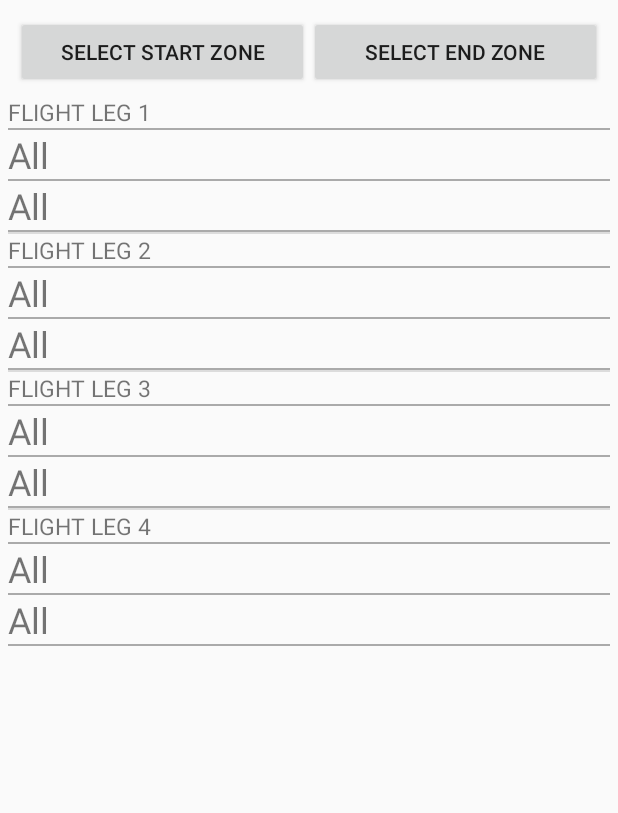
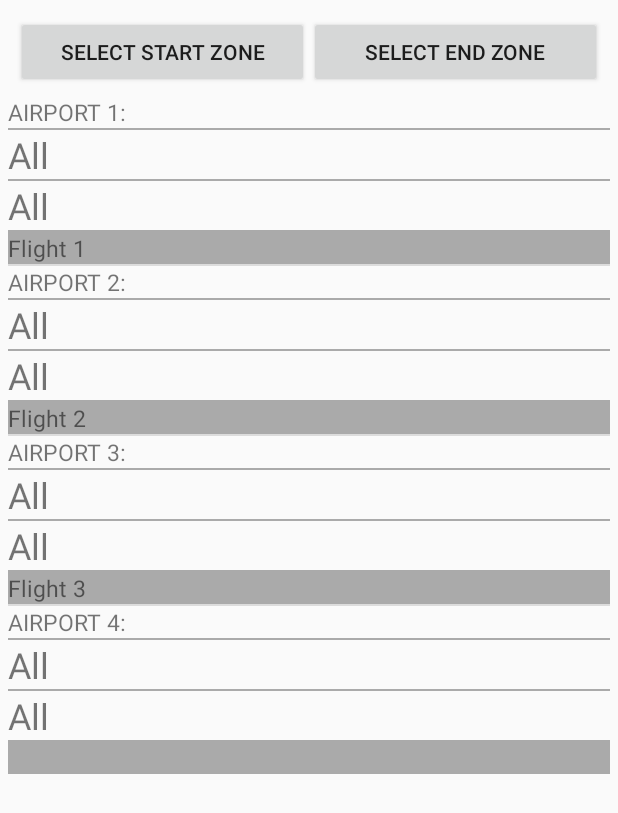
Before and after one commit to robsad/AwardRoutes2, an Android app: the screen it shows after launch (ScrollingActivity), on a phone screen of 412 x 824 dp. Shown: the top 813 px of the screen. Run offline under Robolectric (Android 15) with nearby library versions, the phone set to English and light mode, and no system bars.

Commit message:
reading airline function added

```diff
--- a/app/src/main/java/pl/robertsadlowski/awardroutes/app/data/rulesModule/IRulesModule.java
+++ b/app/src/main/java/pl/robertsadlowski/awardroutes/app/data/rulesModule/IRulesModule.java
@@ -2,6 +2,7 @@ package pl.robertsadlowski.awardroutes.app.data.rulesModule;
 
 import java.util.List;
 import java.util.Map;
+import java.util.Set;
 
 import pl.robertsadlowski.awardroutes.app.data.entities.Connection;
 import pl.robertsadlowski.awardroutes.app.data.Airports;
@@ -10,11 +11,12 @@ public interface IRulesModule {
 
 	Map<String, List<Connection>> getConnectionsByOrigin();
 	List<String> getZoneNameList();
-	List<String> getCountryNamesByZone(String zone);
+	Set<String> getAirportsByZone(String zone);
 	int getMilesNeeded(String originZone, String destZone);
 	String getAirportZone(String airport);
 	String getCountryZone(String countryCode);
 	Airports getAirports();
 	IZoneFilter getZoneFilterInstance();
     String getCountryNameZone(String country);
+	String getAirline(String originCity, String destCity);
 }
--- a/app/src/main/java/pl/robertsadlowski/awardroutes/app/data/rulesModule/RulesModuleFactory.java
+++ b/app/src/main/java/pl/robertsadlowski/awardroutes/app/data/rulesModule/RulesModuleFactory.java
@@ -23,6 +23,7 @@ public class RulesModuleFactory {
 	private List<String> zoneNameList = new ArrayList<>();
 	private Map<String, List<String>> countriesByZone = new HashMap<>();
 	private Map<String, List<Integer>> milesTable = new HashMap<>();
+	private Map<String,String> airlines = new HashMap<>();
 
 	public RulesModuleFactory (Resources resources) {
 		this.resources = resources;
@@ -31,13 +32,14 @@ public class RulesModuleFactory {
 	public IRulesModule getModule(String moduleName, Airports airports, Map<String, List<Connection>> connectionsByOrigin) {
 		initModule();
 		//if (moduleName.equals("MilesMore") {}
-		IRulesModule rulesModule = new RulesMilesMore(connectionsByOrigin, airports, zoneNameList, countriesByZone, milesTable);
+		IRulesModule rulesModule = new RulesMilesMore(connectionsByOrigin, airports, zoneNameList, countriesByZone, milesTable, airlines);
 		return rulesModule;
 	}
 
 	public void initModule(){
 			loadZonesFromFile();
 			loadTableFromFile();
+			loadAirlinesFromFile();
 			//System.out.println("miles table loaded: " + milesTable);
 		}
 
@@ -73,7 +75,18 @@ public class RulesModuleFactory {
 		}
 	}
 
-
+	public void loadAirlinesFromFile() {
+		InputStream inputStream = resources.openRawResource(R.raw.airlines);
+		String csvLine;
+		try (BufferedReader br = new BufferedReader(new InputStreamReader(inputStream))) {
+			while ((csvLine = br.readLine()) != null) {
+				String[] dataArray = csvLine.split(";");
+				airlines.put(dataArray[0], dataArray[1]);
+			}
+		} catch (IOException ex) {
+			throw new RuntimeException("Error in reading CSV file: " + ex);
+		}
+	}
 
 
 }
--- a/app/src/main/java/pl/robertsadlowski/awardroutes/app/gateaway/FormPossibles.java
+++ b/app/src/main/java/pl/robertsadlowski/awardroutes/app/gateaway/FormPossibles.java
@@ -1,9 +1,9 @@
 package pl.robertsadlowski.awardroutes.app.gateaway;
 
-		import java.util.ArrayList;
-		import java.util.List;
-		import java.util.Set;
-		import java.util.TreeSet;
+import java.util.ArrayList;
+import java.util.List;
+import java.util.Set;
+import java.util.TreeSet;
 
 public class FormPossibles {
 
@@ -11,6 +11,7 @@ public class FormPossibles {
 	private List<Set<String>> possiblePorts = new ArrayList<>();
 	private List<Set<String>> possibleCountries = new ArrayList<>();
 	private List<Set<String>> possibleZones = new ArrayList<>();
+	private List<String> airlinesList = new ArrayList<>();
 	private int mileageNeeded;
 	private String zoneStart;
 	private String zoneEnd;
@@ -68,6 +69,14 @@ public class FormPossibles {
 
 	public int getMileageNeeded() { return mileageNeeded;}
 
+	public void setAirlines(List<String> airlinesList) {
+		this.airlinesList = airlinesList;
+	}
+
+	public String getAirline(int i) {
+		return airlinesList.get(i);
+	}
+
 	public String toString() {
 		return possiblePorts.toString()
 				+ "\n" + possibleCountries.toString()
--- a/app/src/main/java/pl/robertsadlowski/awardroutes/app/logic/Container.java
+++ b/app/src/main/java/pl/robertsadlowski/awardroutes/app/logic/Container.java
@@ -11,7 +11,7 @@ import pl.robertsadlowski.awardroutes.app.data.rulesModule.IZoneFilter;
 import pl.robertsadlowski.awardroutes.app.gateaway.FormChoosen;
 import pl.robertsadlowski.awardroutes.app.gateaway.FormPossibles;
 
-public class Container  {
+public class Container {
 
 	static final String ALL = "All";
 	private List<RouteLine> routeLines = new ArrayList<>();
@@ -19,7 +19,7 @@ public class Container  {
 	private Airports airports;
 	private final int size;
 
-	public Container(int size, IRulesModule rulesModule){
+	public Container(int size, IRulesModule rulesModule) {
 		this.size = size;
 		this.rulesModule = rulesModule;
 		this.airports = rulesModule.getAirports();
@@ -30,34 +30,49 @@ public class Container  {
 	}
 
 	public FormPossibles calculateRoutes(FormChoosen formChoosen) {
-		routeLines.clear();
 		IZoneFilter zonefilter = rulesModule.getZoneFilterInstance();
 		List<Set<String>> zoneCalculated = zonefilter
 				.calculateZones(formChoosen);
-		System.out.println(zoneCalculated);
+		//System.out.println("zoneCalculated:" + zoneCalculated);
 		formChoosen.setZoneCalculation(zoneCalculated);
 		setRouteLines(formChoosen);
-		FormPossibles formPossibles = calculateRoutesIntersections();
+		FormPossibles formPossibles = calculateRoutesIntersections(isNothingChoosen(zoneCalculated));
 		int mileageNeeded = rulesModule.getMilesNeeded(
 				zonefilter.getStartZone(), zonefilter.getEndZone());
 		formPossibles.setMileageNeeded(mileageNeeded);
 		formPossibles.setZoneStart(zonefilter.getStartZone());
 		formPossibles.setZoneEnd(zonefilter.getEndZone());
+		formPossibles.setAirlines(getAirlines(formChoosen));
 		return formPossibles;
 	}
 
+	private boolean isNothingChoosen(List<Set<String>> zoneCalculated) {
+		boolean test = true;
+		for(Set<String> zone : zoneCalculated) {
+			if (!zone.contains(ALL)) test = false;
+		}
+		return test;
+	}
+
 	private void setRouteLines(FormChoosen formChoosen) {
+		routeLines.clear();
 		for (int i = 0; i < size; i++) {
 			routeLines.add(new RouteLine(size, i, formChoosen, rulesModule));
 		}
 	}
 
-	private FormPossibles calculateRoutesIntersections() {
+	private FormPossibles calculateRoutesIntersections(boolean nothingChoosen) {
 		FormPossibles formPossibles = new FormPossibles(size);
 		for (int i = 0; i < size; i++) {
-			Set<String> intersection = intersection(i);
+			Set<String> intersection;
+			if (nothingChoosen) {
+				intersection = airports.getAllAirportNames();
+			} else {
+				intersection = intersection(i);
+			}
 			formPossibles.setAirports(i, intersection);
 			Set<String> possibleCoutries = calculatePossibleCountry(intersection);
+			System.out.println("Inter: Leg nr " + i + " " + intersection);
 			formPossibles.setCountries(i, possibleCoutries);
 			formPossibles.setZones(i, calculatePossibleZones(possibleCoutries));
 		}
@@ -67,14 +82,7 @@ public class Container  {
 	private Set<String> calculatePossibleCountry(Set<String> possiblePorts) {
 		Set<String> possibleCountries = new TreeSet<String>();
 		for (String port : possiblePorts) {
-			if (port.equals(ALL)) {
-				possibleCountries.add(ALL);
-			} else {
-				possibleCountries.add(airports.getAirportsCountryName(port));
-			}
-		}
-		if (possibleCountries.isEmpty()) {
-			possibleCountries.add(ALL);
+			possibleCountries.add(airports.getAirportsCountryName(port));
 		}
 		return possibleCountries;
 	}
@@ -88,22 +96,36 @@ public class Container  {
 	}
 
 	private Set<String> intersection(int i) {
-		Set<String> intersection = new TreeSet<>();
+		Set<String> intersection = null;
 		for(int j=0 ; j < size; j++ ) {
 			RouteLine routeLine = routeLines.get(j);
-			Set<String> routeStop = routeLine.getRouteLineStop(i);
-			if (!routeStop.isEmpty()) {
-				if (intersection.isEmpty()) {
+			if (routeLine.isRouteLineActive()) {
+				Set<String> routeStop = routeLine.getRouteLineStop(i);
+				if (intersection==null) {
 					intersection=routeStop;
 				} else {
 					intersection.retainAll(routeStop);
 				}
 			}
 		}
-		if (intersection.isEmpty()) {
-			intersection.addAll(airports.getAllAirportNames());
-		}
+		System.out.println("INTERSECTION " + i + " result: " + intersection);
+		System.out.println("");
 		return intersection;
 	}
 
+	private List<String> getAirlines(FormChoosen formChoosen) {
+		List<String> airlines = new ArrayList<String>();
+		for (int i = 1; i < size; i++) {
+			String choosenAirportLast = formChoosen.getAirport(i-1);
+			String choosenAirportThis = formChoosen.getAirport(i);
+			if ((!choosenAirportLast.equals(ALL))&&(!choosenAirportThis.equals(ALL))) {
+				airlines.add("Flight " + i + " operated by " + rulesModule.getAirline(choosenAirportLast,choosenAirportThis));
+			} else {
+				airlines.add("Flight " + i );
+			}
+		}
+		airlines.add("");
+		return airlines;
+	}
+
 }
--- a/app/src/main/java/pl/robertsadlowski/awardroutes/app/logic/RouteLine.java
+++ b/app/src/main/java/pl/robertsadlowski/awardroutes/app/logic/RouteLine.java
@@ -36,18 +36,41 @@ public class RouteLine {
 		return routeLineList.get(stopNr);
 	}
 
-	public void init() {
-		for(int i=0 ; i < size; i++ ) {
-			routeLineList.add(new TreeSet<String>());
-		}
+	public boolean isRouteLineActive() {
+		//System.out.println("!!!routeLineList: "+routeNr+ " "+!routeLineList.isEmpty() + " " + routeLineList);
+		if (routeLineList.isEmpty()) return false;
+		return true;
+	}
+
+	private void init() {
 		Set<String> initAirportNames = getInitAirports();
-		System.out.println("initAirportNames: " + initAirportNames);
 		if (!initAirportNames.isEmpty()) {
+			for(int i=0 ; i < size; i++ ) {
+				routeLineList.add(new TreeSet<String>());
+			}
 			calculate(initAirportNames);
 		}
 	}
 
-	public void calculate(Set<String> neighbours) {
+	private Set<String> getInitAirports() {
+		String choosenAirport = formChoosen.getAirport(routeNr);
+		Set<String> initAirports = new TreeSet<>();
+		if (!choosenAirport.equals("All")) {
+			initAirports.add(choosenAirport);
+			return initAirports;
+		}
+		String choosenCountry = formChoosen.getCountry(routeNr);
+		if (!choosenCountry.equals("All")) {
+			return airports.getAirportsByCountry(choosenCountry);
+		}
+		String zone="";
+		if ((routeNr==0)&&(!formChoosen.getStartZone().equals("All"))) zone = formChoosen.getStartZone();
+		if ((routeNr==size-1)&&(!formChoosen.getEndZone().equals("All"))) zone = formChoosen.getEndZone();
+		if (!zone.equals("")) return rulesModule.getAirportsByZone(zone);
+		return Collections.emptySet();
+	}
+
+	private void calculate(Set<String> neighbours) {
 		int positionL = routeNr;
 		int positionR = routeNr;
 		routeLineList.set(routeNr,neighbours);
@@ -59,9 +82,20 @@ public class RouteLine {
 			if (positionR<size) zoneFilter(positionR,newNeighbours);
 			neighbours = newNeighbours;
 		}
+		System.out.println("routeNr:"+routeNr);
+		System.out.println("Leg nr: 0 "+routeLineList.get(0));
+		System.out.println("Leg nr: 0 "+routeLineList.get(1));
+		System.out.println("Leg nr: 0 "+routeLineList.get(2));
+		System.out.println("Leg nr: 0 "+routeLineList.get(3));
+		System.out.println("");
 	}
 
-	public Set<String> calculateNeighbors(Set<String> initAirportNames) {
+	private boolean isEdge(int positionL, int positionR){
+		if ((positionL<1)&&(positionR>size)) return false;
+		else return true;
+	}
+
+	private Set<String> calculateNeighbors(Set<String> initAirportNames) {
 		Set<String> neighbors = new TreeSet<>();
 		for(String initAirportName : initAirportNames) {
 			String initAirportCode = airports.getAirportCodeByName(initAirportName);
@@ -90,32 +124,8 @@ public class RouteLine {
 		routeLineList.set(position,neighbours);
 	}
 
-	private boolean isEdge(int positionL, int positionR){
-		if ((positionL<1)&&(positionR>size)) return false;
-		else return true;
-	}
-
 	private boolean isActiveFilter() {
 		return formChoosen.isZoneRule();
-	}
-
-	private Set<String> getInitAirports() {
-		String choosenAirport = formChoosen.getAirport(routeNr);
-		Set<String> initAirports = new TreeSet<>();
-		if (!choosenAirport.equals("All")) {
-			initAirports.add(choosenAirport);
-			System.out.println("choosenAirport " + choosenAirport);
-			return initAirports;
-		}
-		String choosenCountry = formChoosen.getCountry(routeNr);
-		if (!choosenCountry.equals("All")) {
-			System.out.println("choosenCountry " + choosenCountry);
-			System.out.println("choosenAirports " + airports.getAirportsByCountryName(choosenCountry));
-			return airports.getAirportsByCountryName(choosenCountry);
-		}
-		//grupa początkowa portów na podstawie wyboru strefy - do dodania
-		System.out.println("emptyset -> choosenAirport " + choosenAirport);
-		return Collections.<String>emptySet();
 	}
 
 	@Override
--- a/app/src/main/java/pl/robertsadlowski/awardroutes/view/adapters/CustomMainListAdapter.java
+++ b/app/src/main/java/pl/robertsadlowski/awardroutes/view/adapters/CustomMainListAdapter.java
@@ -39,19 +39,20 @@ public class CustomMainListAdapter extends ArrayAdapter<FormAirportData> {
             LayoutInflater vi = LayoutInflater.from(getContext());
             //  (LayoutInflater)activity.getSystemService(Context.LAYOUT_INFLATER_SERVICE);
             convertView = vi.inflate(R.layout.list_item_airport, parent, false);
+            holder.airportNr = (TextView) convertView.findViewById(R.id.airportNr);
             holder.airportName = (TextView) convertView.findViewById(R.id.airportCity);
             holder.airportCountry = (TextView) convertView.findViewById(R.id.airportCountry);
-            holder.title = (TextView) convertView.findViewById(R.id.airportTitle);
+            holder.airlineLeg = (TextView) convertView.findViewById(R.id.airline);
             convertView.setTag(holder);
         }
         else {
             holder = (Holder) convertView.getTag();
         }
+        int pos = position + 1;
+        holder.airportNr.setText("AIRPORT " + pos + ":");
         holder.airportName.setText(formAirportData.name);
         holder.airportCountry.setText(formAirportData.country);
-        int flightLeg = position + 1;
-        String titleTxt = "FLIGHT LEG " + flightLeg;
-        holder.title.setText(titleTxt);
+        holder.airlineLeg.setText(formPossibles.getAirline(position));
         holder.airportName.setOnClickListener(new View.OnClickListener() {
                 public void onClick(View v) {
                     View parentRow = (View) v.getParent();
@@ -87,8 +88,9 @@ public class CustomMainListAdapter extends ArrayAdapter<FormAirportData> {
     }
 
     static class Holder {
-        TextView title;
+        TextView airportNr;
         TextView airportName;
         TextView airportCountry;
+        TextView airlineLeg;
     }
 }
--- a/app/src/main/res/layout/list_item_airport.xml
+++ b/app/src/main/res/layout/list_item_airport.xml
@@ -5,11 +5,37 @@
     android:orientation="vertical">
 
     <TextView
-        android:id="@+id/airportTitle"
-        android:layout_width="wrap_content"
+        android:id="@+id/airportNr"
+        android:layout_width="match_parent"
         android:layout_height="wrap_content"
-        android:textSize="15sp"
-        android:text="Title" />
+        android:text="AIRPORT 1:"
+        android:textSize="15sp" />
+
+    <View
+        android:layout_width="match_parent"
+        android:layout_height="1dp"
+        android:background="@android:color/darker_gray" />
+
+    <TextView
+        android:id="@+id/airportCity"
+        android:layout_width="match_parent"
+        android:layout_height="wrap_content"
+        android:clickable="true"
+        android:text="Name"
+        android:textSize="24sp" />
+
+    <View
+        android:layout_width="match_parent"
+        android:layout_height="1dp"
+        android:background="@android:color/darker_gray" />
+
+    <TextView
+        android:id="@+id/airportCountry"
+        android:layout_width="match_parent"
+        android:layout_height="wrap_content"
+        android:clickable="true"
+        android:text="Country"
+        android:textSize="24sp" />
 
     <View
         android:layout_width="match_parent"
@@ -17,29 +43,11 @@
         android:background="@android:color/darker_gray"/>
 
     <TextView
-        android:id="@+id/airportCity"
-        android:clickable="true"
+        android:id="@+id/airline"
         android:layout_width="match_parent"
         android:layout_height="wrap_content"
-        android:textSize="24sp"
-        android:text="Name" />
-
-    <View
-        android:layout_width="match_parent"
-        android:layout_height="1dp"
-        android:background="@android:color/darker_gray"/>
-
-    <TextView
-        android:id="@+id/airportCountry"
-        android:clickable="true"
-        android:layout_width="match_parent"
-        android:layout_height="wrap_content"
-        android:textSize="24sp"
-        android:text="Country" />
-
-    <View
-        android:layout_width="match_parent"
-        android:layout_height="1dp"
-        android:background="@android:color/darker_gray"/>
+        android:textSize="15sp"
+        android:background="@android:color/darker_gray"
+        android:text=" " />
 
 </LinearLayout>
--- a/app/src/main/res/raw/zones.csv
+++ b/app/src/main/res/raw/zones.csv
@@ -1,7 +1,7 @@
 Europe;AL;AT;BE;BA;BY;BG;HR;CY;ME;CZ;DK;NL;DE;EE;FI;FR;GR;ES;IE;IS;LT;LV;LU;MT;MK;MD;NO;PL;PT;RO;RU;CS;SK;SI;CH;SE;TR;UA;HU;GB;IT;RS;JE
 North America;US;CA
 Hawaii;USH
-Central America;AG;AN;AW;BS;BB;BZ;BM;GD;GP;GT;HT;JM;KY;MQ;MX;NI;PA;PR;DM;SV;KN;LC;SX;TT;VG;VI;TC;BQ;CW;CR;CU;DO;HN
+Central America;AG;SX;CW;AW;BS;BB;BZ;BM;GD;GP;GT;HT;JM;KY;MQ;MX;NI;PA;PR;DM;SV;KN;LC;SX;TT;VG;VI;TC;BQ;CW;CR;CU;DO;HN
 South America;AR;BO;BR;CL;EC;GY;CO;PY;PE;UY;VE
 North Africa & Middle East;DZ;SA;AM;AZ;PTA;BH;BJ;BF;BI;DJ;EG;ER;ET;GA;GH;GE;GN;GW;GQ;IQ;IR;IL;YE;JO;CM;QA;KE;CD;CG;KW;LB;LY;LR;PTM;ML;MA;NE;NG;OM;CV;RW;SN;SL;SO;SD;SY;TZ;TG;TN;UG;CI;ESC;ST;AE;CF;GM;FO;AF;TD;MR;SS
 South Africa;AO;BW;LS;MG;MW;MU;MZ;NA;ZA;SC;SZ;ZM;ZW;KM
```
Also changed, not shown: app/src/main/java/pl/robertsadlowski/awardroutes/app/data/Airports.java (+5 -4 lines), app/src/main/java/pl/robertsadlowski/awardroutes/app/data/rulesModule/RulesMilesMore.java (+34 -6 lines), app/src/main/res/raw/airlines.csv (added, +33 -0 lines), app/src/main/res/raw/countries.csv (+7 -5 lines), app/src/main/res/raw/star_alliance_airports.csv.
